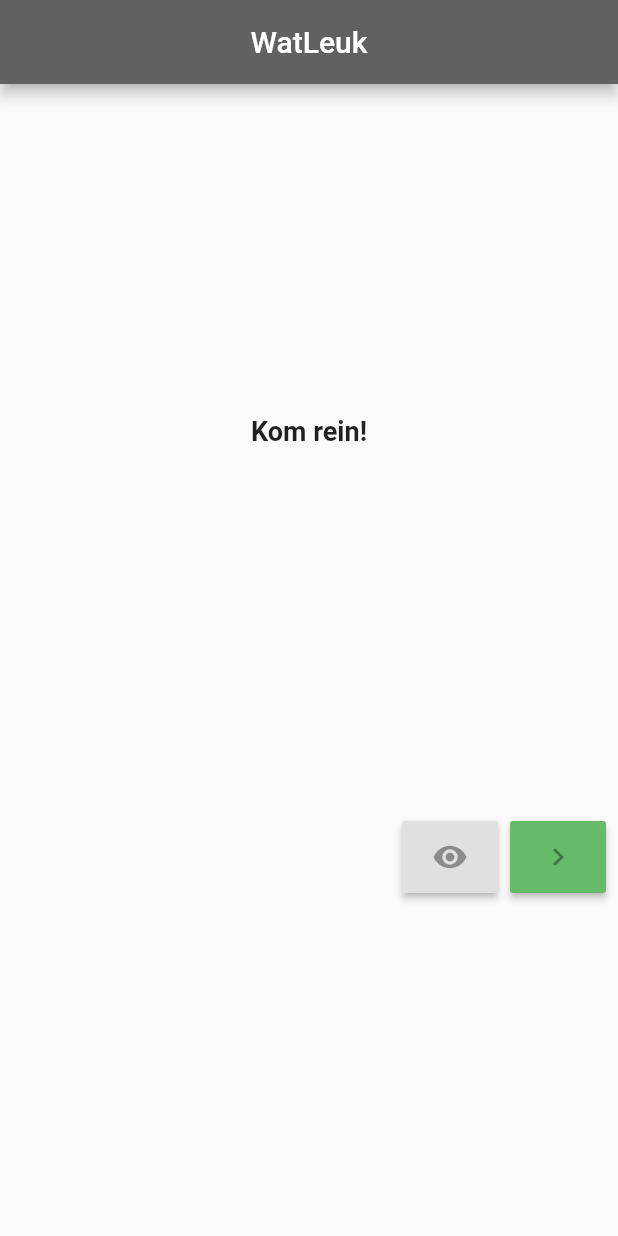
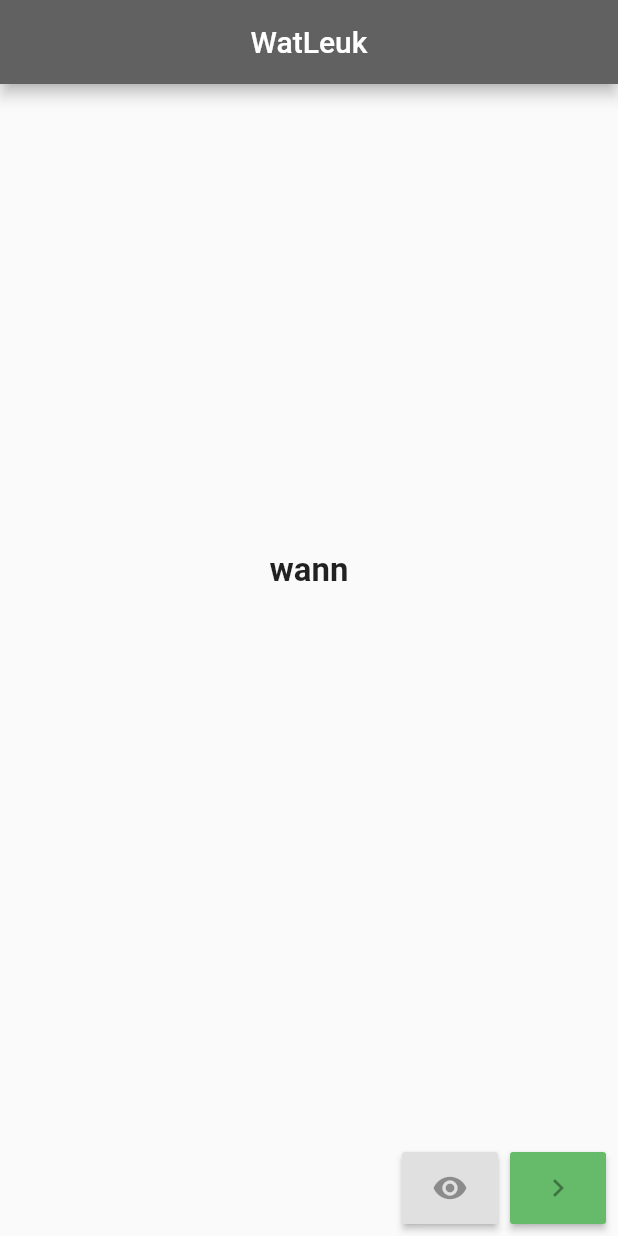
Before and after one commit to serious6/WatLeuk, a Flutter app: the screen it shows after launch, on a phone screen of 412 x 824 dp. Run offline on Flutter 3.47's test engine with Material 2 defaults, Android fonts, the phone set to English and light mode, and no system bars.

Commit message:
random translation && fixed display issue

```diff
--- a/lib/controller/translation_controller.dart
+++ b/lib/controller/translation_controller.dart
@@ -61,7 +61,8 @@ class TranslationController {
   }
 
   Translation _pickRandomTranslation() {
-    final Translation _translation = _translations.toSet().first;
+    final Translation _translation =
+        (_translations.toList(growable: false)..shuffle()).first;
     _translations.remove(_translation);
 
     return _translation;
--- a/lib/screen/main_translation_screen.dart
+++ b/lib/screen/main_translation_screen.dart
@@ -4,13 +4,13 @@ import 'package:flutter/material.dart';
 import 'package:watleuk/controller/translation_controller.dart';
 
 class MainTranslationScreen extends StatefulWidget {
-  _TranslatorState currentAppState;
-  MainTranslationScreen(TranslationController translationController, {Key key})
+  _TranslatorState _currentAppState;
+  MainTranslationScreen(TranslationController _translationController, {Key key})
       : super(key: key) {
-    currentAppState = new _TranslatorState(translationController);
+    _currentAppState = new _TranslatorState(_translationController);
   }
   @override
-  _TranslatorState createState() => currentAppState;
+  _TranslatorState createState() => _currentAppState;
 }
 
 class _TranslatorState extends State<MainTranslationScreen> {
@@ -27,7 +27,9 @@ class _TranslatorState extends State<MainTranslationScreen> {
 
   @override
   Widget build(BuildContext context) {
-    return new Column(
+    final double _width = MediaQuery.of(context).size.width * 0.95;
+    return new Scaffold(
+      body: new Column(
           mainAxisAlignment: MainAxisAlignment.spaceEvenly,
           children: <Widget>[
             new Row(
@@ -36,28 +38,33 @@ class _TranslatorState extends State<MainTranslationScreen> {
                 new Column(
                   mainAxisAlignment: MainAxisAlignment.end,
                   children: <Widget>[
-                  new Text(
+                    new Container(
+                      padding: const EdgeInsets.all(16.0),
+                      width: _width,
+                      child: new Text(
                         baseText,
                         textAlign: TextAlign.center,
-                    style:
-                        TextStyle(fontSize: 18.0, fontWeight: FontWeight.bold),
+                        style: TextStyle(
+                            fontSize: 22.0, fontWeight: FontWeight.bold),
                       ),
-                  new Text(
+                    ),
+                    new Container(
+                      padding: const EdgeInsets.all(16.0),
+                      width: _width,
+                      child: new Text(
                         translatedText,
                         textAlign: TextAlign.center,
                         style: TextStyle(
-                        fontSize: 18.0, fontWeight: FontWeight.normal),
+                            fontSize: 20.0, fontWeight: FontWeight.normal),
+                      ),
                     ),
                   ],
                 ),
               ],
             ),
-          new Row(
-            mainAxisAlignment: MainAxisAlignment.end,
-            children: <Widget>[
-              new ButtonBar(
-                alignment: MainAxisAlignment.spaceEvenly,
-                mainAxisSize: MainAxisSize.max,
+          ]),
+      bottomNavigationBar: new ButtonBar(
+        alignment: MainAxisAlignment.end,
         children: <Widget>[
           new RaisedButton(
             onPressed: unmask,
@@ -72,9 +79,7 @@ class _TranslatorState extends State<MainTranslationScreen> {
               )),
         ],
       ),
-            ],
-          ),
-        ]);
+    );
   }
 
   void unmask() {
```
Lines whose indentation alone changed are shown as unchanged.
